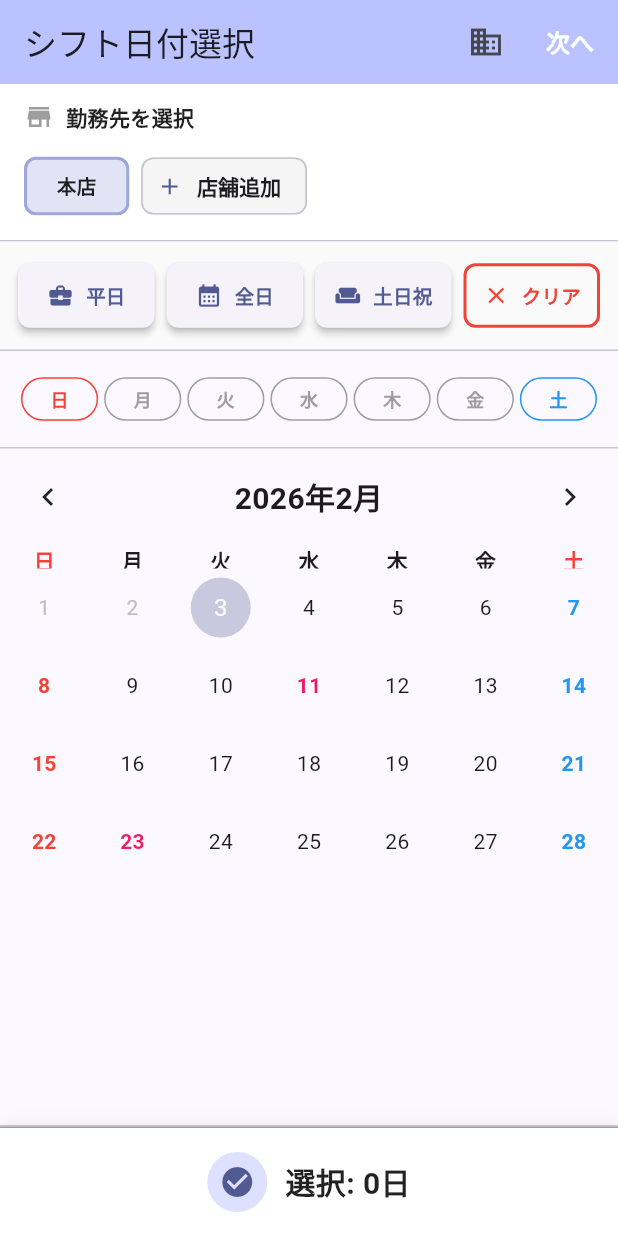
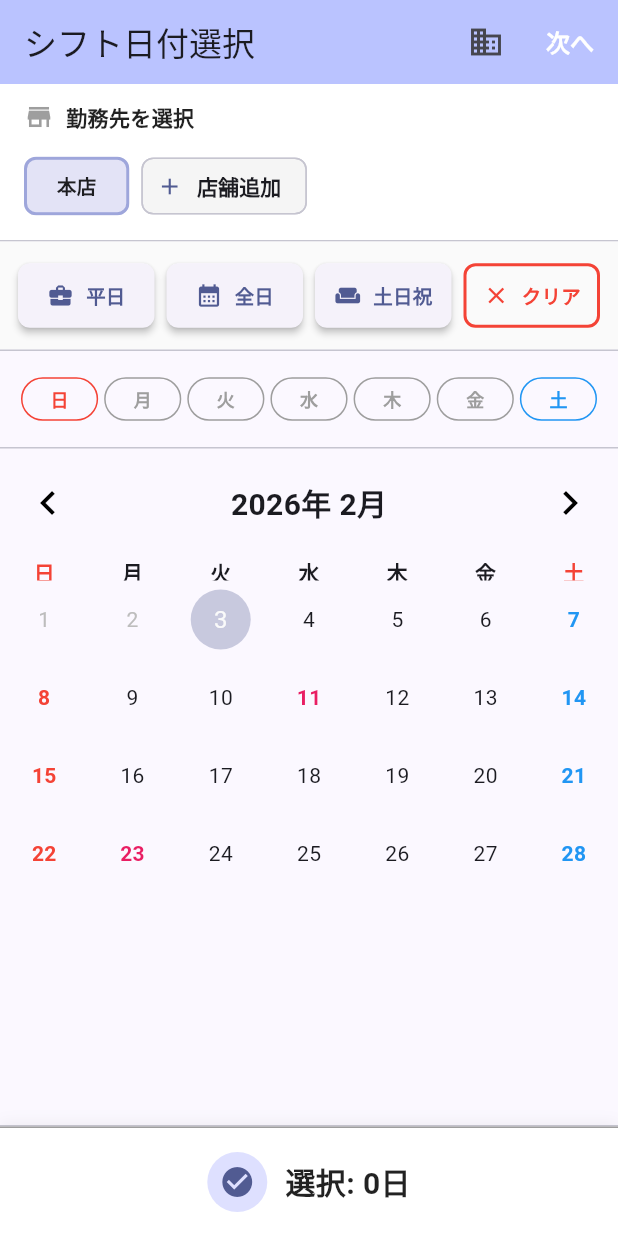
Before and after one commit to musaikun/SxS-Manager-F, a Flutter app: the DateSelectionScreen screen opened directly, on a phone screen of 412 x 824 dp. Run offline on Flutter 3.47's test engine with Material 3 defaults, Android fonts, the phone set to English and light mode, and no system bars; drawn by our look-alikes of table_calendar; our stand-ins replace flutter_riverpod, shared_preferences; accounts and stored records are empty.

```diff
--- a/lib/features/shift/presentation/date_selection_screen.dart
+++ b/lib/features/shift/presentation/date_selection_screen.dart
@@ -292,14 +292,24 @@ class _DateSelectionScreenState extends ConsumerState<DateSelectionScreen> {
                 });
               },
 
-              // ヘッダースタイル
+              // ページ変更時の処理（月が変わったとき）
+              onPageChanged: (focusedDay) {
+                setState(() {
+                  _focusedDay = focusedDay;
+                });
+              },
+
+              // 横スワイプのみ有効化（縦スクロールでの月変更を無効化）
+              availableGestures: AvailableGestures.horizontalSwipe,
+
+              // カスタムヘッダー（矢印ボタン付き）
+              headerVisible: true,
               headerStyle: const HeaderStyle(
                 formatButtonVisible: false,
+                leftChevronVisible: false,
+                rightChevronVisible: false,
                 titleCentered: true,
-                titleTextStyle: TextStyle(
-                  fontSize: 20,
-                  fontWeight: FontWeight.bold,
-                ),
+                headerPadding: EdgeInsets.zero,
               ),
 
               // カレンダースタイル
@@ -342,6 +352,10 @@ class _DateSelectionScreenState extends ConsumerState<DateSelectionScreen> {
 
               // カスタムビルダーで日曜日を赤色に
               calendarBuilders: CalendarBuilders(
+                // カスタムヘッダービルダー（矢印ボタン付き）
+                headerTitleBuilder: (context, day) {
+                  return _buildCustomHeader(day);
+                },
                 // 選択された日付のカスタム表示（四角形 + 店舗ドット）
                 selectedBuilder: (context, day, focusedDay) {
                   // この日付にシフトが登録されている店舗を取得
@@ -798,6 +812,68 @@ class _DateSelectionScreenState extends ConsumerState<DateSelectionScreen> {
       builder: (context) => _StoreManageDialog(),
     );
   }
+
+  // カスタムヘッダー（矢印ボタン付き）
+  Widget _buildCustomHeader(DateTime focusedDay) {
+    final now = DateTime.now();
+    final currentMonth = DateTime(now.year, now.month);
+    final displayMonth = DateTime(focusedDay.year, focusedDay.month);
+
+    // 過去の月かどうかチェック
+    final isPastMonth = displayMonth.isBefore(currentMonth);
+
+    return Container(
+      padding: const EdgeInsets.symmetric(vertical: 12, horizontal: 8),
+      child: Row(
+        mainAxisAlignment: MainAxisAlignment.spaceBetween,
+        children: [
+          // 前月ボタン
+          IconButton(
+            icon: const Icon(Icons.chevron_left, size: 32),
+            onPressed: isPastMonth
+                ? null  // 過去の月の場合は無効化
+                : () {
+                    final previousMonth = DateTime(
+                      focusedDay.year,
+                      focusedDay.month - 1,
+                    );
+                    // 過去の月には移動できない
+                    if (!DateTime(previousMonth.year, previousMonth.month)
+                        .isBefore(currentMonth)) {
+                      setState(() {
+                        _focusedDay = previousMonth;
+                      });
+                    }
+                  },
+            color: isPastMonth ? Colors.grey[300] : Colors.black,
+          ),
+
+          // 月表示
+          Text(
+            '${focusedDay.year}年 ${focusedDay.month}月',
+            style: const TextStyle(
+              fontSize: 20,
+              fontWeight: FontWeight.bold,
+            ),
+          ),
+
+          // 次月ボタン
+          IconButton(
+            icon: const Icon(Icons.chevron_right, size: 32),
+            onPressed: () {
+              setState(() {
+                _focusedDay = DateTime(
+                  focusedDay.year,
+                  focusedDay.month + 1,
+                );
+              });
+            },
+            color: Colors.black,
+          ),
+        ],
+      ),
+    );
+  }
 }
 
 // 店舗管理ダイアログ
--- a/pubspec.yaml
+++ b/pubspec.yaml
@@ -27,6 +27,7 @@ dependencies:
 dev_dependencies:
   flutter_test:
     sdk: flutter
+  flutter_lints: ^5.0.0
 
 flutter:
   uses-material-design: true
```
Also changed, not shown: lib/features/shift/presentation/shift_wizard_screen.dart (+4 -4 lines).
